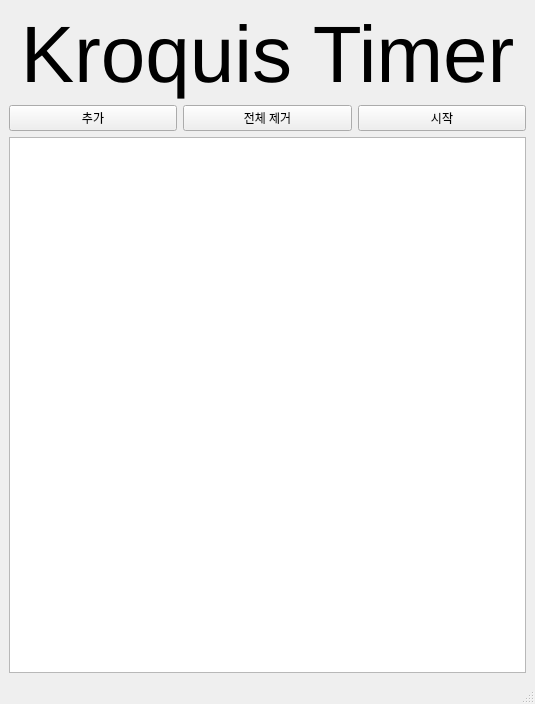
Qt form ui/MainWindow.ui (RhyBad/KroquisTimer) before a commit.
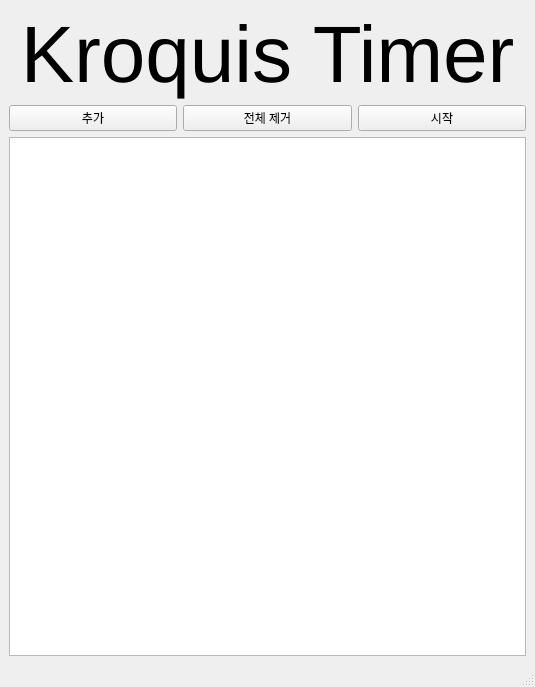
The same form after that commit.

Diff of the .ui file:
```diff
--- a/ui/MainWindow.ui
+++ b/ui/MainWindow.ui
@@ -7,7 +7,7 @@
     <x>0</x>
     <y>0</y>
     <width>535</width>
-    <height>704</height>
+    <height>687</height>
    </rect>
   </property>
   <property name="sizePolicy">
@@ -73,7 +73,7 @@
        </layout>
       </item>
       <item>
-       <widget class="QListView" name="listView"/>
+       <widget class="QListWidget" name="listWidget"/>
       </item>
      </layout>
     </item>
```
